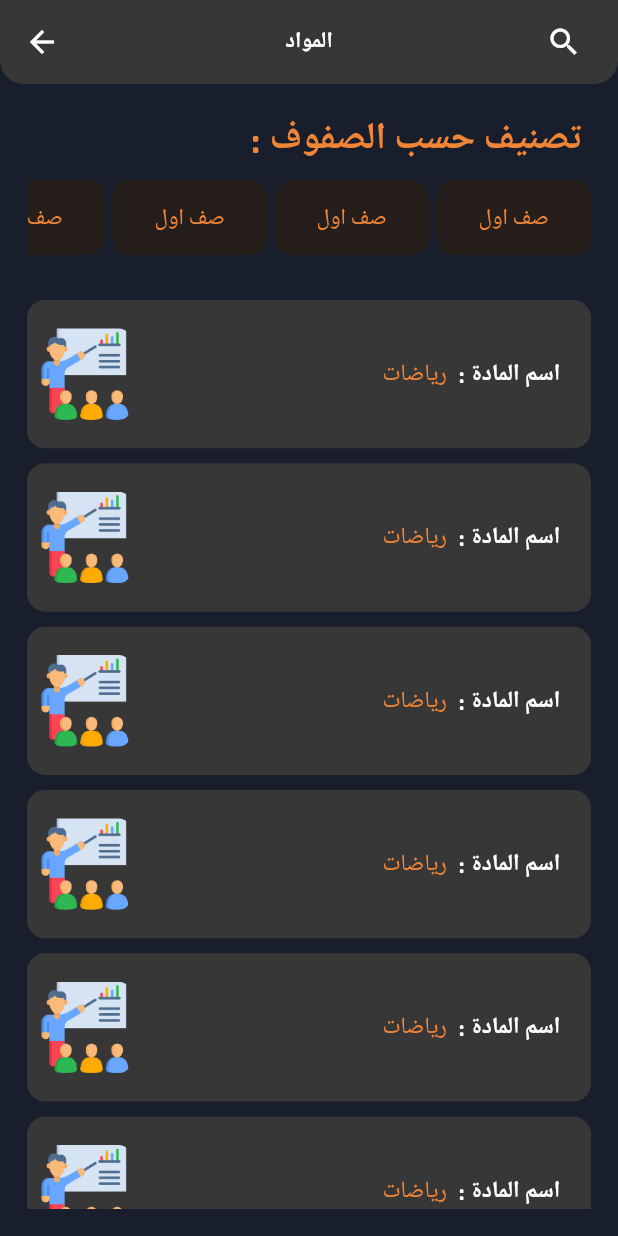
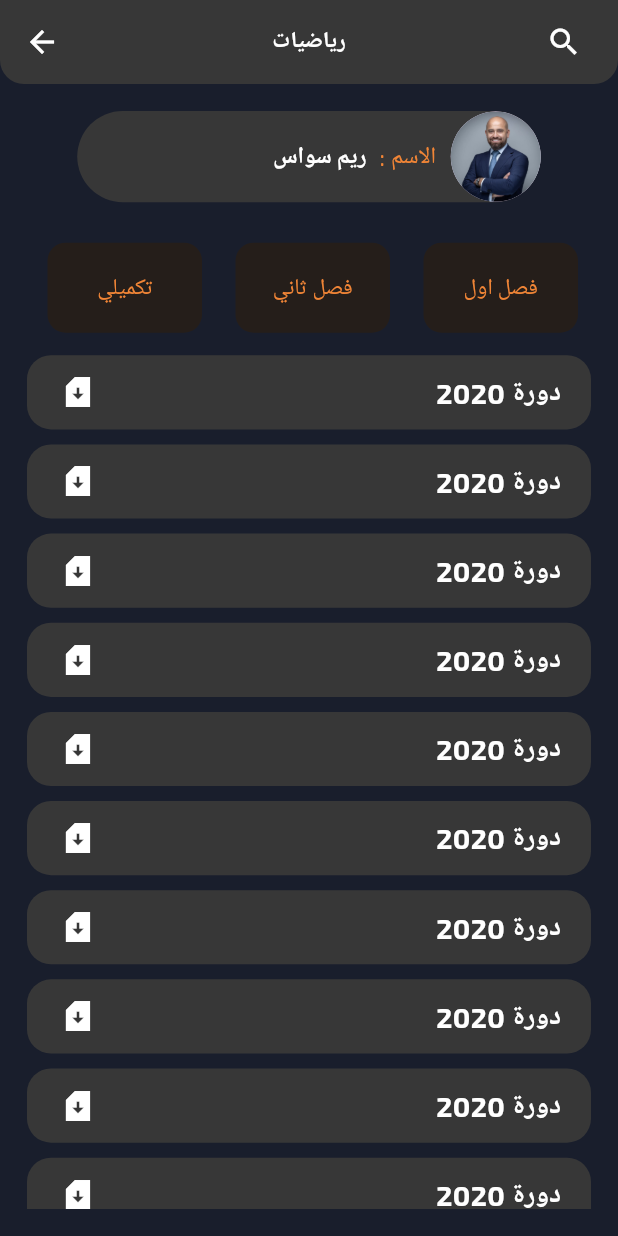
Before and after one commit to Taha12aas/quizapp, a Flutter app: the SubjectsView screen opened by its route, after a tap on "رياضات", on a phone screen of 412 x 824 dp. Run offline on Flutter 3.47's test engine with Material 3 defaults, Android fonts, the phone set to English and light mode, and no system bars; missing offline and left inert: font_awesome_icon_class; project files that could hold a hidden picture were left out.

Commit message:
Create GeneratedQuestionsView

```diff
--- /dev/null
+++ b/lib/Mobile/views/generated_questions_view.dart
@@ -0,0 +1,60 @@
+import 'package:flutter/material.dart';
+import 'package:quizapp/Mobile/widgets/generated_question.dart/questions_list.dart';
+import 'package:quizapp/Mobile/widgets/teachers_view_and_subjects_view/button_class.dart';
+import 'package:quizapp/Mobile/widgets/teachers_view_and_subjects_view/teacher_profile_card.dart';
+import 'package:quizapp/utils/custom_app_bar.dart';
+
+class GeneratedQuestionsView extends StatelessWidget {
+  const GeneratedQuestionsView({super.key});
+  static String id = 'GeneratedSubject';
+  @override
+  Widget build(BuildContext context) {
+    return Scaffold(
+      appBar: customAppBar('رياضيات', true, context),
+      body: Padding(
+        padding: const EdgeInsets.all(18),
+        child: Center(
+          child: Column(
+            crossAxisAlignment: CrossAxisAlignment.center,
+            children: [
+              const TeacherProfileCard(),
+              Padding(
+                padding: const EdgeInsets.only(top: 27),
+                child: Row(
+                  mainAxisAlignment: MainAxisAlignment.spaceAround,
+                  children: [
+                    SizedBox(
+                      height: 60,
+                      child: ButtonClass(
+                        text: 'تكميلي',
+                        onTap: () {},
+                      ),
+                    ),
+                    SizedBox(
+                      height: 60,
+                      child: ButtonClass(
+                        text: 'فصل ثاني',
+                        onTap: () {},
+                      ),
+                    ),
+                    SizedBox(
+                      height: 60,
+                      child: ButtonClass(
+                        text: 'فصل اول',
+                        onTap: () {},
+                      ),
+                    ),
+                  ],
+                ),
+              ),
+              const SizedBox(height: 15),
+              const Expanded(
+                child: QuestionsList(),
+              )
+            ],
+          ),
+        ),
+      ),
+    );
+  }
+}
--- /dev/null
+++ b/lib/Mobile/widgets/generated_question.dart/questions_list.dart
@@ -0,0 +1,22 @@
+
+import 'package:flutter/material.dart';
+import 'package:quizapp/Mobile/widgets/generated_question.dart/year_questions.dart';
+
+class QuestionsList extends StatelessWidget {
+  const QuestionsList({
+    super.key,
+  });
+
+  @override
+  Widget build(BuildContext context) {
+    return ListView.builder(
+      itemCount: 15,
+      itemBuilder: (context, index) {
+        return const Padding(
+          padding: EdgeInsets.only(bottom: 10),
+          child: YearQuestions(year: 'دورة 2020'),
+        );
+      },
+    );
+  }
+}
--- /dev/null
+++ b/lib/Mobile/widgets/generated_question.dart/year_questions.dart
@@ -0,0 +1,55 @@
+import 'package:flutter/material.dart';
+import 'package:quizapp/utils/constants.dart';
+import 'package:quizapp/utils/font_style.dart';
+import 'package:quizapp/utils/responsive_text.dart';
+
+class YearQuestions extends StatelessWidget {
+  const YearQuestions({
+    super.key,
+    required this.year,
+  });
+  final String year;
+  @override
+  Widget build(BuildContext context) {
+    ValueNotifier<bool> valueNotifier = ValueNotifier(false);
+    return ValueListenableBuilder(
+      valueListenable: valueNotifier,
+      builder: (context, value, child) {
+        return Container(
+          height: MediaQuery.sizeOf(context).height * .06,
+          decoration: BoxDecoration(
+            color: kAshenColor,
+            borderRadius: BorderRadius.circular(16),
+          ),
+          child: Row(
+            children: [
+              const SizedBox(width: 10),
+              IconButton(
+                onPressed: () {
+                  valueNotifier.value = !valueNotifier.value;
+                },
+                icon: value
+                    ? const Icon(
+                        Icons.file_download_done,
+                        color: Colors.white,
+                      )
+                    : const Icon(
+                        Icons.sim_card_download_sharp,
+                        color: Colors.white,
+                      ),
+              ),
+              const Spacer(),
+              Text(
+                year,
+                style: FontStyleApp.snakBarLabel.copyWith(
+                  fontSize: getResponsiveText(context, 18),
+                ),
+              ),
+              const SizedBox(width: 20)
+            ],
+          ),
+        );
+      },
+    );
+  }
+}
--- a/lib/Mobile/widgets/teachers_view_and_subjects_view/list_view_buttin_class.dart
+++ b/lib/Mobile/widgets/teachers_view_and_subjects_view/list_view_buttin_class.dart
@@ -18,7 +18,9 @@ class ListViewButtonClass extends StatelessWidget {
         itemBuilder: (context, index) {
           return ButtonClass(
             text: 'صف اول',
-            onTap: () {},
+            onTap: () {
+
+            },
           );
         },
       ),
--- a/lib/Mobile/widgets/teachers_view_and_subjects_view/list_view_card_subjects.dart
+++ b/lib/Mobile/widgets/teachers_view_and_subjects_view/list_view_card_subjects.dart
@@ -1,4 +1,5 @@
 import 'package:flutter/material.dart';
+import 'package:quizapp/Mobile/views/generated_questions_view.dart';
 import 'package:quizapp/Mobile/widgets/teachers_view_and_subjects_view/card_subjects.dart';
 
 class ListViewCardSubjects extends StatelessWidget {
@@ -16,7 +17,9 @@ class ListViewCardSubjects extends StatelessWidget {
           child: CardSubjects(
             subject: 'رياضات',
             teacherImag: 'assets/images/Teachers.png',
-            onTap: () {},
+            onTap: () {
+              Navigator.pushNamed(context, GeneratedQuestionsView.id);
+            },
           ),
         );
       },
--- a/lib/Mobile/widgets/teachers_view_and_subjects_view/teacher_profile_card.dart
+++ b/lib/Mobile/widgets/teachers_view_and_subjects_view/teacher_profile_card.dart
@@ -17,7 +17,7 @@ class TeacherProfileCard extends StatelessWidget {
       borderRadius: BorderRadius.circular(50),
       onTap: () {},
       child: Container(
-        width: screenWidth * 0.6,
+        width: screenWidth * 0.75,
         padding: EdgeInsets.symmetric(vertical: screenWidth * 0.001),
         decoration: BoxDecoration(
           color: kAshenColor,
--- a/lib/main.dart
+++ b/lib/main.dart
@@ -1,5 +1,6 @@
 import 'package:flutter/material.dart';
 import 'package:quizapp/Mobile/views/add_teacher_view.dart';
+import 'package:quizapp/Mobile/views/generated_questions_view.dart';
 import 'package:quizapp/Mobile/views/home_view.dart';
 import 'package:quizapp/Mobile/views/log_in_view.dart';
 import 'package:quizapp/Mobile/views/register_view.dart';
@@ -26,6 +27,7 @@ class QuizApp extends StatelessWidget {
         SubjectsView.id: (context) => const SubjectsView(),
         TeacherSubjects.id: (context) => const TeacherSubjects(),
         TeachersView.id: (context) => const TeachersView(),
+        GeneratedQuestionsView.id: (context) => const GeneratedQuestionsView()
       },
       theme:
           ThemeData(scaffoldBackgroundColor: kBackGround, fontFamily: 'Exo2'),
```
Also changed, not shown: lib/Mobile/views/add_teacher.dart (added, +75 -0 lines).
